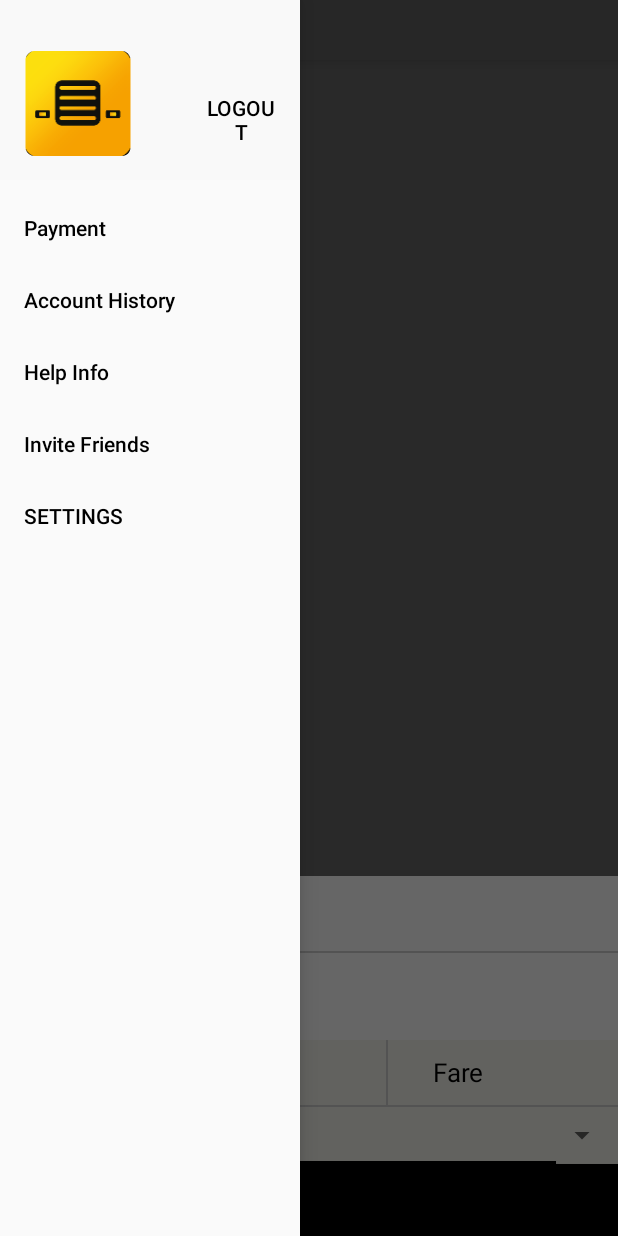
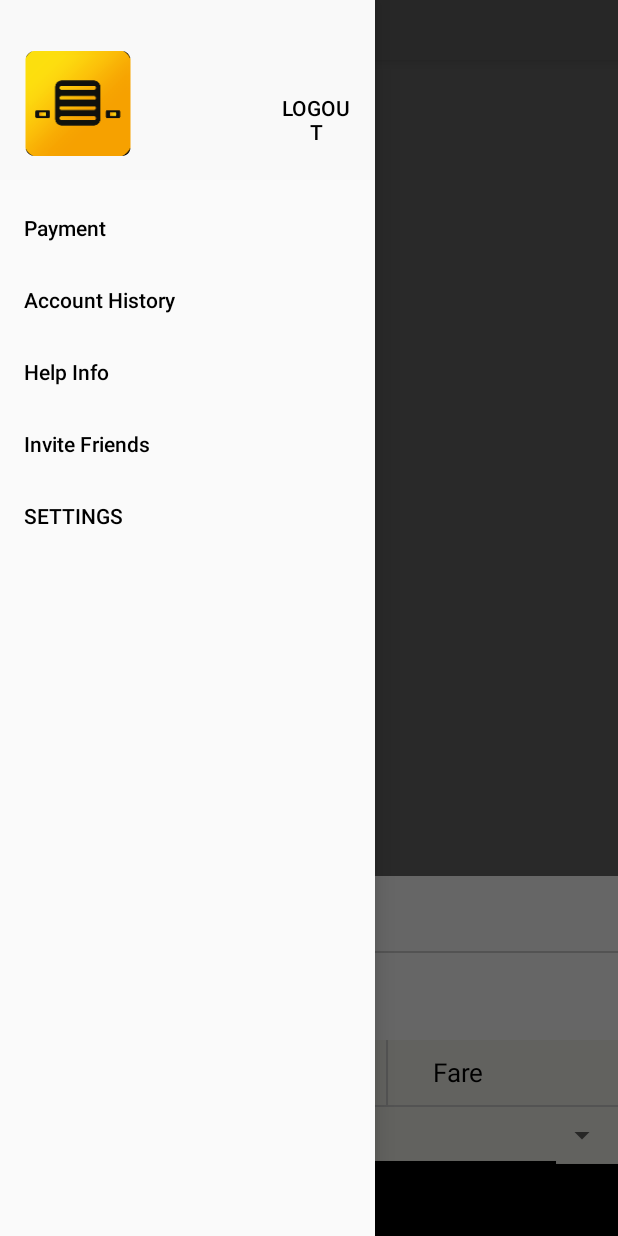
Before and after one commit to michaelanis14/wenshi, an Android app: the CustomerMapActivity screen opened directly, with no data from a screen before it, with the side drawer open, on a phone screen of 412 x 824 dp. Run offline under Robolectric (Android 15) with nearby library versions, the phone set to English and light mode, and no system bars; our stand-ins replace Firebase (no records; nobody signed in at launch, a user with empty details on screens opened directly); libraries missing offline, so code that uses them is left out: com.firebase.geofire, com.firebase.ui, com.transitionseverywhere; 2 statements that could not run were skipped.

Commit message:
UI ammendments

```diff
--- a/app/build.gradle
+++ b/app/build.gradle
@@ -77,6 +77,7 @@ dependencies {
     compile 'com.google.firebase:firebase-storage:11.8.0'
     compile 'com.pnikosis:materialish-progress:1.7'
     compile 'com.google.firebase:firebase-invites:11.8.0'
+    compile "com.andkulikov:transitionseverywhere:1.7.9"
     // compile 'com.paymob:acceptsdk:1.0.2'
 }
 apply plugin: 'com.google.gms.google-services'
--- a/app/src/main/res/layout/activity_customer_map.xml
+++ b/app/src/main/res/layout/activity_customer_map.xml
@@ -41,7 +41,7 @@
 
     <android.support.design.widget.NavigationView
         android:id="@+id/customer_nav_view"
-        android:layout_width="200dp"
+        android:layout_width="250dp"
         android:layout_height="match_parent"
         android:layout_gravity="start"
         android:fitsSystemWindows="true"
--- a/app/src/main/res/layout/content_main_customer.xml
+++ b/app/src/main/res/layout/content_main_customer.xml
@@ -11,8 +11,6 @@
         android:layout_width="match_parent"
         android:layout_height="match_parent"
         android:orientation="vertical"
-        android:animateLayoutChanges="true"
-        android:animationCache="true"
         android:divider="@drawable/empty_tall_divider"
         android:padding="15dp"
         android:showDividers="middle">
--- a/app/src/main/res/layout/nav_header_main.xml
+++ b/app/src/main/res/layout/nav_header_main.xml
@@ -22,7 +22,7 @@
 
     <TextView
         android:id="@+id/textViewUsernameNav"
-        android:layout_width="50dp"
+        android:layout_width="100dp"
         android:layout_height="wrap_content"
         android:layout_gravity="top"
         android:paddingTop="40dp"
```
Also changed, not shown: app/src/main/java/com/wenshi_egypt/wenshi/CustomerMapActivity.java (+11 -3 lines), app/src/main/java/com/wenshi_egypt/wenshi/model/DataParser.java (+2 -6 lines).
